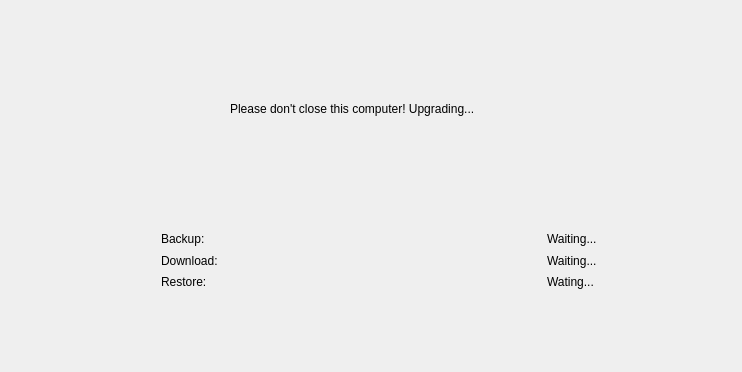
photonlili/Tank, file tank/hnupgradewidget.ui: the form before one commit.
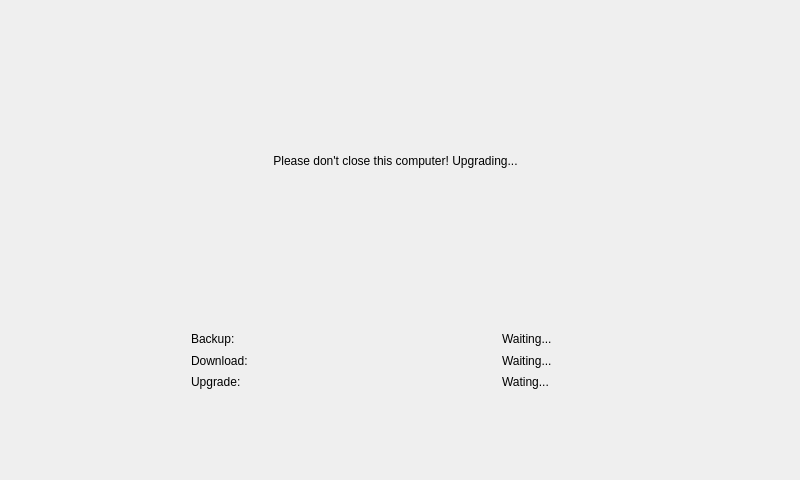
The form after the commit. Custom widgets are drawn as their Qt base class.

```diff
--- a/tank/hnupgradewidget.ui
+++ b/tank/hnupgradewidget.ui
@@ -6,32 +6,53 @@
    <rect>
     <x>0</x>
     <y>0</y>
-    <width>742</width>
-    <height>372</height>
+    <width>800</width>
+    <height>480</height>
    </rect>
   </property>
   <property name="windowTitle">
    <string>HNUpgradeWidget</string>
   </property>
+  <layout class="QHBoxLayout" name="horizontalLayout">
+   <property name="spacing">
+    <number>0</number>
+   </property>
+   <property name="leftMargin">
+    <number>0</number>
+   </property>
+   <property name="topMargin">
+    <number>0</number>
+   </property>
+   <property name="rightMargin">
+    <number>0</number>
+   </property>
+   <property name="bottomMargin">
+    <number>0</number>
+   </property>
+   <item>
+    <widget class="QWidget" name="widgetHNUpgrade" native="true">
   <widget class="QLabel" name="lbTip">
    <property name="geometry">
     <rect>
-     <x>230</x>
-     <y>100</y>
-     <width>311</width>
-     <height>17</height>
+        <x>180</x>
+        <y>140</y>
+        <width>431</width>
+        <height>41</height>
     </rect>
    </property>
    <property name="text">
     <string>Please don't close this computer! Upgrading...</string>
    </property>
+      <property name="alignment">
+       <set>Qt::AlignCenter</set>
+      </property>
   </widget>
   <widget class="QWidget" name="layoutWidget">
    <property name="geometry">
     <rect>
-     <x>150</x>
-     <y>220</y>
-     <width>531</width>
+        <x>180</x>
+        <y>320</y>
+        <width>431</width>
      <height>81</height>
     </rect>
    </property>
@@ -39,14 +60,7 @@
     <item row="3" column="0">
      <widget class="QLabel" name="label_3">
       <property name="text">
-       <string>Restore:</string>
-      </property>
-     </widget>
-    </item>
-    <item row="1" column="0">
-     <widget class="QLabel" name="label_2">
-      <property name="text">
-       <string>Download:</string>
+          <string>Upgrade:</string>
       </property>
      </widget>
     </item>
@@ -87,8 +101,18 @@
       </property>
      </widget>
     </item>
-   </layout>
-  </widget>
+       <item row="1" column="0">
+        <widget class="QLabel" name="label_2">
+         <property name="text">
+          <string>Download:</string>
+         </property>
+        </widget>
+       </item>
+      </layout>
+     </widget>
+    </widget>
+   </item>
+  </layout>
  </widget>
  <layoutdefault spacing="6" margin="11"/>
  <customwidgets>
```
Lines whose indentation alone changed are shown as unchanged.
